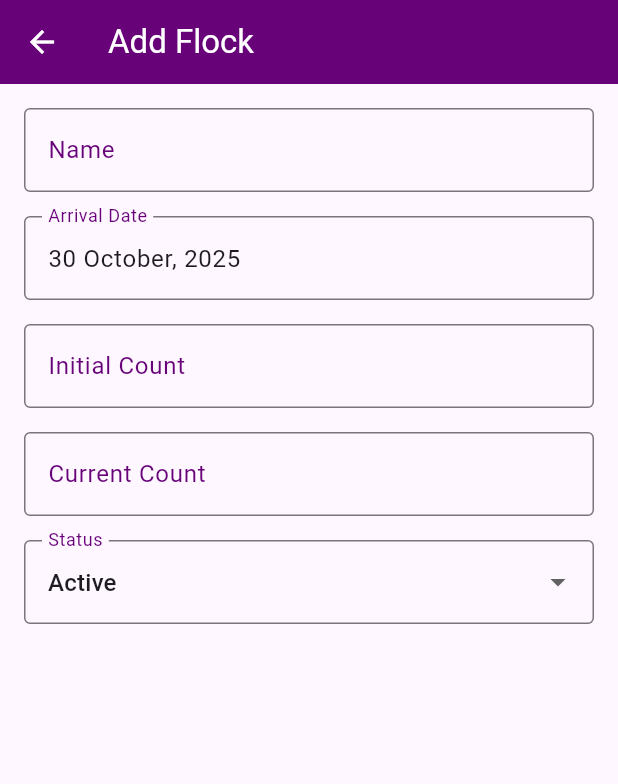
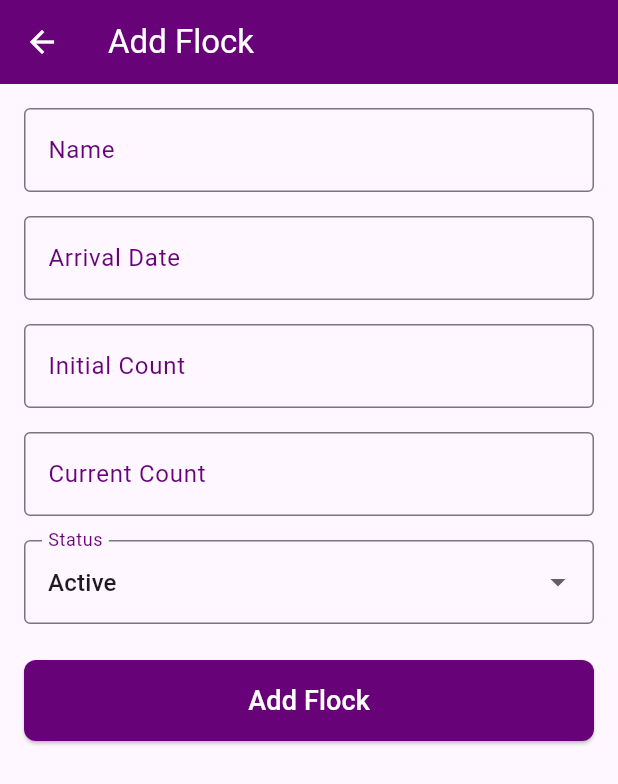
Before and after one commit to JoshuaNgugi/turuke-mobile, a Flutter app: the FlockManagementScreen screen opened by its route, on a phone screen of 412 x 824 dp. Shown: the top 784 px of the screen. Run offline on Flutter 3.47's test engine with Material 3 defaults, Android fonts, the phone set to English and light mode, and no system bars; our stand-ins replace fl_chart, flutter_secure_storage, logger, package_info_plus, pin_code_fields, shared_preferences and 1 more; accounts and stored records are empty; network calls fail.

Commit message:
fix flock management screen

```diff
--- a/turuke_app/lib/screens/flocks/flock_list_screen.dart
+++ b/turuke_app/lib/screens/flocks/flock_list_screen.dart
@@ -93,15 +93,11 @@ class _FlockListScreenState extends State<FlockListScreen> {
     }
   }
 
-  void _onRouteSelected(String route) {
-    Navigator.pushNamed(context, route);
+  void _onRouteSelected(String route, [Map<String, dynamic>? args]) {
+    Navigator.pushNamed(context, route, arguments: args).then((_) {
+      //_fetchData();
+    });
   }
-
-  // void _onRouteSelected(String route, [Map<String, dynamic>? args]) {
-  //   Navigator.pushNamed(context, route, arguments: args).then((_) {
-  //     _fetchData();
-  //   });
-  // }
 
   Future<void> _showAddEditFlockDialog({Flock? flockToEdit}) async {
     final formKey = GlobalKey<FormState>();
@@ -546,6 +542,7 @@ class _FlockListScreenState extends State<FlockListScreen> {
                                                         () => _onRouteSelected(
                                                           FlockManagementScreen
                                                               .routeName,
+                                                          {'flock': flock},
                                                         ),
                                                   ),
                                                   IconButton(
@@ -569,6 +566,7 @@ class _FlockListScreenState extends State<FlockListScreen> {
                                           canModifyFlock
                                               ? () => _onRouteSelected(
                                                 FlockManagementScreen.routeName,
+                                                {'flock': flock},
                                               )
                                               : null,
                                     ),
--- a/turuke_app/lib/screens/flocks/flock_management_screen.dart
+++ b/turuke_app/lib/screens/flocks/flock_management_screen.dart
@@ -32,6 +32,7 @@ class _FlockManagementScreenState extends State<FlockManagementScreen> {
   Flock? _flockToEdit;
 
   late TextEditingController _nameController;
+  late TextEditingController _arrivalDateController;
   late TextEditingController _initialCountController;
   late TextEditingController _currentCountController;
 
@@ -45,6 +46,7 @@ class _FlockManagementScreenState extends State<FlockManagementScreen> {
   void initState() {
     super.initState();
     _nameController = TextEditingController();
+    _arrivalDateController = TextEditingController();
     _initialCountController = TextEditingController();
     _currentCountController = TextEditingController();
   }
@@ -77,7 +79,8 @@ class _FlockManagementScreenState extends State<FlockManagementScreen> {
     _currentCount = flock.currentCount;
     _initialCount = flock.initialCount;
 
-    _nameController.text = _dateFormat.format(_recordedDate);
+    _nameController.text = _flockName;
+    _arrivalDateController.text = flock.arrivalDate;
     _currentCountController.text = _currentCount.toString();
     _initialCountController.text = _initialCount.toString();
   }
@@ -184,7 +187,11 @@ class _FlockManagementScreenState extends State<FlockManagementScreen> {
               ),
               const SizedBox(height: 16),
               TextFormField(
-                decoration: _inputDecoration('Arrival Date', ''),
+                controller: _arrivalDateController,
+                decoration: _inputDecoration(
+                  'Arrival Date',
+                  'The date this flock arrived',
+                ),
                 readOnly: true,
                 onTap: () async {
                   final picked = await showDatePicker(
@@ -213,17 +220,18 @@ class _FlockManagementScreenState extends State<FlockManagementScreen> {
                   if (picked != null && context.mounted) {
                     setState(() {
                       _arrivalDate = picked;
+                      _arrivalDateController.text = _dateFormat.format(picked);
                     });
                   }
                 },
-                controller: TextEditingController(
-                  text: _dateFormat.format(_arrivalDate),
-                ),
               ),
               const SizedBox(height: 16),
               TextFormField(
                 controller: _initialCountController,
-                decoration: _inputDecoration('Initial Count', ''),
+                decoration: _inputDecoration(
+                  'Initial Count',
+                  'The initial number of chicks that arrived',
+                ),
                 keyboardType: TextInputType.number,
                 validator: (value) {
                   if (value == null || value.isEmpty) {
@@ -239,7 +247,10 @@ class _FlockManagementScreenState extends State<FlockManagementScreen> {
               const SizedBox(height: 16),
               TextFormField(
                 controller: _currentCountController,
-                decoration: _inputDecoration('Current Count', ''),
+                decoration: _inputDecoration(
+                  'Current Count',
+                  'The current number of chicken in this flock',
+                ),
                 keyboardType: TextInputType.number,
                 validator: (value) {
                   if (value == null || value.isEmpty) {
@@ -268,6 +279,25 @@ class _FlockManagementScreenState extends State<FlockManagementScreen> {
                   }
                 },
               ),
+              const SizedBox(height: 24),
+              SizedBox(
+                width: double.infinity,
+                child: ElevatedButton(
+                  onPressed: _save,
+                  style: ElevatedButton.styleFrom(
+                    backgroundColor: Constants.kPrimaryColor,
+                    foregroundColor: Colors.white,
+                    padding: const EdgeInsets.symmetric(vertical: 14),
+                    shape: RoundedRectangleBorder(
+                      borderRadius: BorderRadius.circular(8),
+                    ),
+                  ),
+                  child: Text(
+                    _flockToEdit != null ? 'Update Flock' : 'Add Flock',
+                    style: const TextStyle(fontSize: 18),
+                  ),
+                ),
+              ),
             ],
           ),
         ),
```
